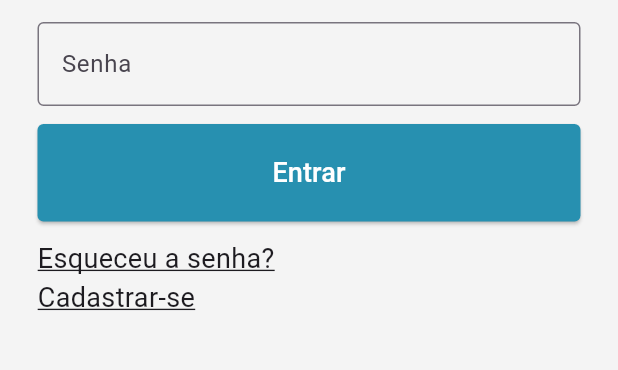
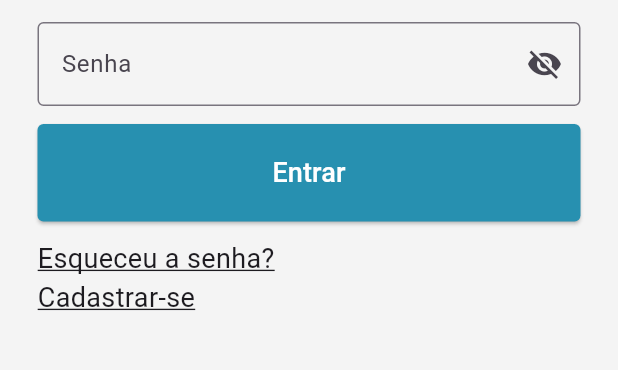
Before and after one commit to moisesfonteles/beauty_pro_app, a Flutter app: the screen it shows after launch, on a phone screen of 412 x 824 dp, the part 593-963 px from its top. Run offline on Flutter 3.47's test engine with Material 3 defaults, Android fonts, the phone set to English and light mode, and no system bars; our stand-ins replace firebase_auth, firebase_core, syncfusion_flutter_charts, table_calendar, toggle_switch; accounts and stored records are empty.

Commit message:
adicionado login e cadastro de usuarios

```diff
--- a/lib/main.dart
+++ b/lib/main.dart
@@ -1,4 +1,6 @@
+import 'package:beauty_pro/page/home_page.dart';
 import 'package:beauty_pro/page/login_page.dart';
+import 'package:firebase_auth/firebase_auth.dart';
 import 'package:flutter/material.dart';
 import 'package:firebase_core/firebase_core.dart';
 import 'firebase_options.dart';
@@ -19,7 +21,25 @@ Future<void> main() async {
             iconTheme: IconThemeData(color: Colors.white)),
         primarySwatch: Colors.blue,
       ),
-      home: const LoginPage(),
+      home: const UserAuth(),
     )
   );
 }
+
+class UserAuth extends StatelessWidget {
+  const UserAuth({super.key});
+
+  @override
+  Widget build(BuildContext context) {
+    return StreamBuilder<User?>(
+      stream: FirebaseAuth.instance.userChanges(),
+      builder: (context, snapshot) {
+        if(snapshot.hasData) {
+          return const HomePage();
+        } else {
+          return const LoginPage();
+        }
+      },
+    );
+  }
+}
--- a/lib/page/login_page.dart
+++ b/lib/page/login_page.dart
@@ -1,5 +1,4 @@
 import 'package:beauty_pro/controller/login_controller.dart';
-import 'package:beauty_pro/page/home_page.dart';
 import 'package:beauty_pro/page/signup_page.dart';
 import 'package:flutter/material.dart';
 
@@ -31,7 +30,13 @@ class _LoginPageState extends State<LoginPage> {
   }
 
   Widget loginWidget(BuildContext context) {
-    return Column(
+    return StreamBuilder<bool>(
+      initialData: false,
+      stream: _controller.loggingInController.stream,
+      builder: (context, snapshot) {
+        return Form(
+          key: _controller.formKey,
+          child: Column(
             crossAxisAlignment: CrossAxisAlignment.start,
             children: [
               TextFormField(
@@ -40,52 +45,60 @@ class _LoginPageState extends State<LoginPage> {
                 decoration: const InputDecoration(
                     border: OutlineInputBorder(),
                     labelText: "Email"),
+                validator: (email) => _controller.validator(email, "E-mail"),
               ),
               const SizedBox(height: 15),
-        TextFormField(
+              StreamBuilder<bool>(
+                stream: _controller.togglePasswordController.stream,
+                initialData: true,
+                builder: (context, snapshot) {
+                  return TextFormField(
                     controller: _controller.passwordController,
                       textInputAction: TextInputAction.next,
-            decoration: const InputDecoration(
-              border: OutlineInputBorder(),
+                      obscureText: snapshot.data ?? true,
+                      decoration: InputDecoration(
+                        suffixIcon: IconButton(onPressed: () => _controller.togglePassword(), icon: snapshot.data == true ? const Icon(Icons.visibility_off) : const Icon(Icons.visibility)),
+                        border: const OutlineInputBorder(),
                         labelText: "Senha",
-            )),
+                      ),
+                      validator: (password) => _controller.validator(password, "Senha"),
+                      );
+                }
+              ),
               Padding(
                 padding: const EdgeInsets.symmetric(vertical: 12),
-          child: createButton('Entrar', () {
-             Navigator.pushReplacement(
-                    context,
-                    MaterialPageRoute(builder: (context) => const HomePage()),
+                child: createButton('Entrar', () => _controller.loginUser(context), snapshot.data ?? false),
+              ),
+              smallButons(context, snapshot.data ?? false)
+            ],
+          ),
         );
-
-          }),
-        ),
-        smallButons(context)
-      ],
+      }
     );
   }
 }
 
-Widget createButton(String label, VoidCallback onPressed) {
+Widget createButton(String label, VoidCallback onPressed, bool loggingIn) {
   return SizedBox(
       height: 65,
       width: double.infinity,
       child: ElevatedButton(
-        onPressed: onPressed,
+        onPressed:loggingIn ? () {} : onPressed,
         style: ElevatedButton.styleFrom(
           backgroundColor: const Color.fromRGBO(39, 144, 176, 1),
           shape: RoundedRectangleBorder(borderRadius: BorderRadius.circular(4)),
         ),
-        child: Text(
+        child: loggingIn ? const CircularProgressIndicator(color: Colors.white) : Text(
             style: const TextStyle(fontSize: 18, color: Colors.white), label),
       ));
 }
 
-Widget smallButons(BuildContext context) {
+Widget smallButons(BuildContext context, bool loggingIn) {
   return Column(
     crossAxisAlignment: CrossAxisAlignment.start,
     children: [
       InkWell(
-        onTap: () {},
+        onTap: loggingIn ? () {} : () {},
         child: const Text(
           'Esqueceu a senha?',
           style: TextStyle(
@@ -96,6 +109,7 @@ Widget smallButons(BuildContext context) {
       ),
       InkWell(
         onTap: () {
+          loggingIn ? () {} :
           Navigator.push(
             context,
             MaterialPageRoute(builder: (context) => const SignUpPage()),
```
Also changed, not shown: lib/controller/home_controller.dart (added, +11 -0 lines), lib/controller/login_controller.dart (+44 -1 lines), lib/controller/signup_controller.dart (+102 -1 lines), lib/page/home_page.dart (+7 -10 lines), lib/page/signup_page.dart (+45 -20 lines), lib/services/user_authentication.dart (added, +49 -0 lines). Lines whose indentation alone changed are shown as unchanged.
